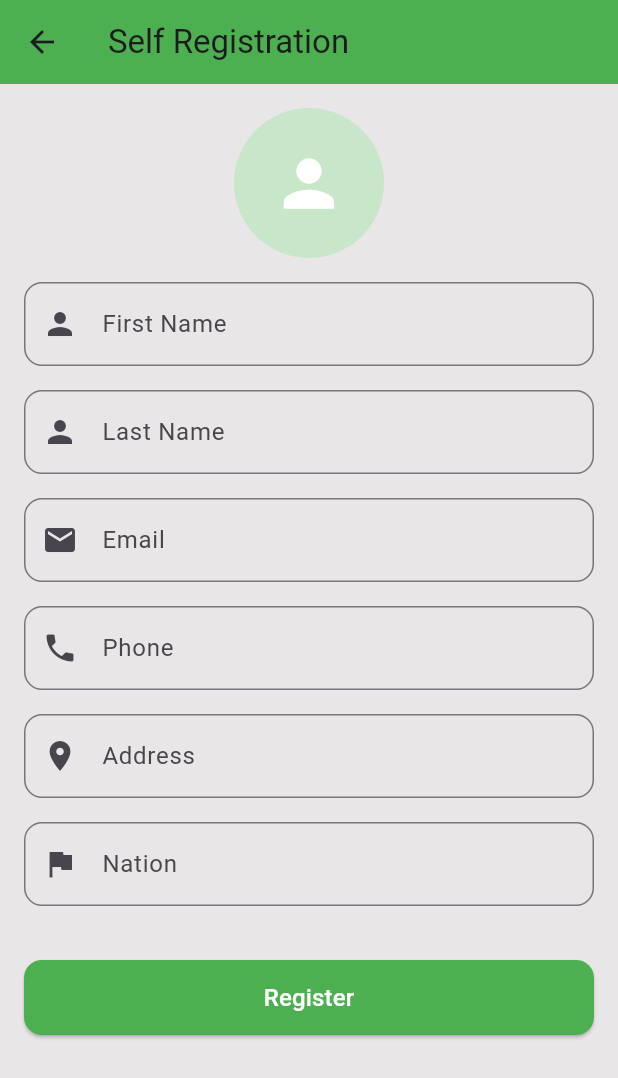
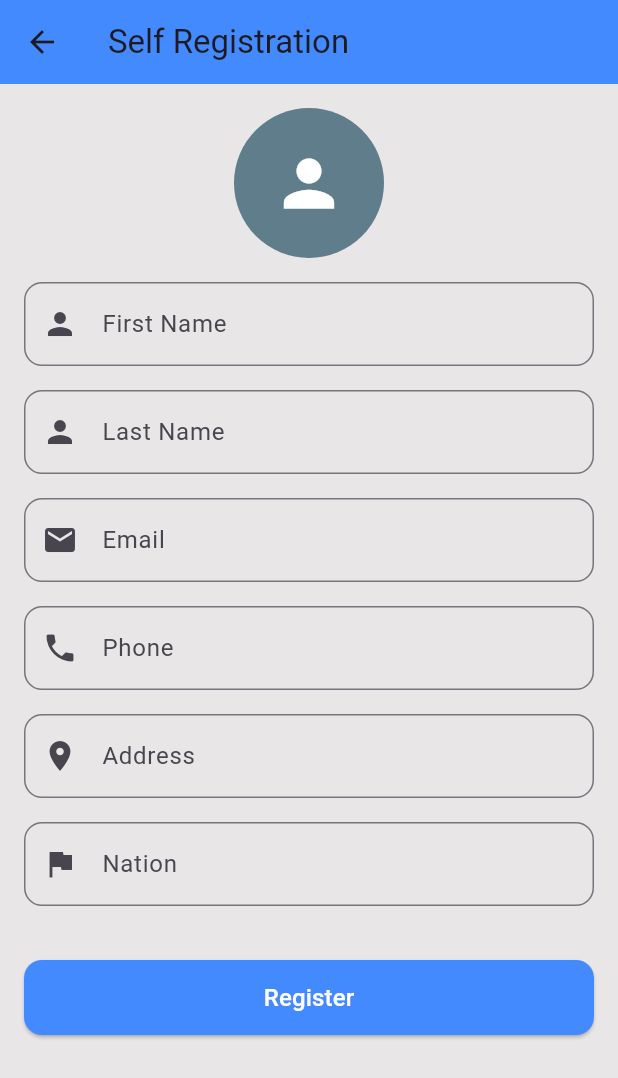
Before and after one commit to Kashyroyalty/Flutter_mobile_app, a Flutter app: the SelfRegistration screen opened by its route, on a phone screen of 412 x 824 dp. Shown: the top 1078 px of the screen. Run offline on Flutter 3.47's test engine with Material 3 defaults, Android fonts, the phone set to English and light mode, and no system bars; our stand-ins replace image_picker, local_auth, shared_preferences; missing offline and left inert: dart:ffi; accounts and stored records are empty.

```diff
--- a/lib/Pages/Self Registration.dart
+++ b/lib/Pages/Self Registration.dart
@@ -79,7 +79,7 @@ class _SelfRegistrationState extends State<SelfRegistration> {
     return Scaffold(
       appBar: AppBar(
         title: const Text("Self Registration"),
-        backgroundColor: Colors.green,
+        backgroundColor: Colors.blueAccent,
         leading: IconButton(
           icon: const Icon(Icons.arrow_back),
           onPressed: () => Navigator.pop(context),
@@ -92,7 +92,7 @@ class _SelfRegistrationState extends State<SelfRegistration> {
           children: [
             CircleAvatar(
               radius: 50,
-              backgroundColor: Colors.green.shade100,
+              backgroundColor: Colors.blueGrey,
               child: const Icon(Icons.person, size: 50, color: Colors.white),
             ),
             const SizedBox(height: 16),
@@ -115,7 +115,7 @@ class _SelfRegistrationState extends State<SelfRegistration> {
                     child: ElevatedButton(
                       onPressed: _registerUser,
                       style: ElevatedButton.styleFrom(
-                        backgroundColor: Colors.green,
+                        backgroundColor: Colors.blueAccent,
                         shape: RoundedRectangleBorder(borderRadius: BorderRadius.circular(12)),
                       ),
                       child: const Text("Register", style: TextStyle(color: Colors.white, fontSize: 16)),
```
Also changed, not shown: lib/Models/ApiService.dart (+13 -3 lines), lib/Pages/RegistrationPage.dart (+7 -3 lines).
